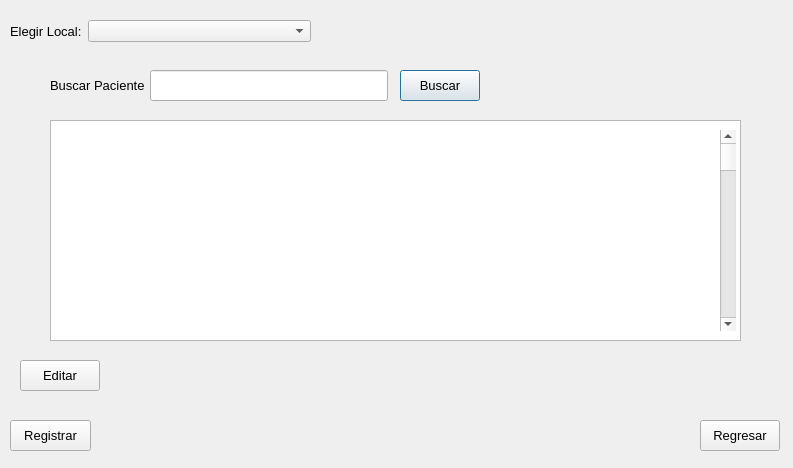
First picture: the form in PAF_GUI/PAF_GRAFICA/gui/gestionarpaciente.ui, repository JMOrbegoso/USS-2021-II-PP, before the edit.
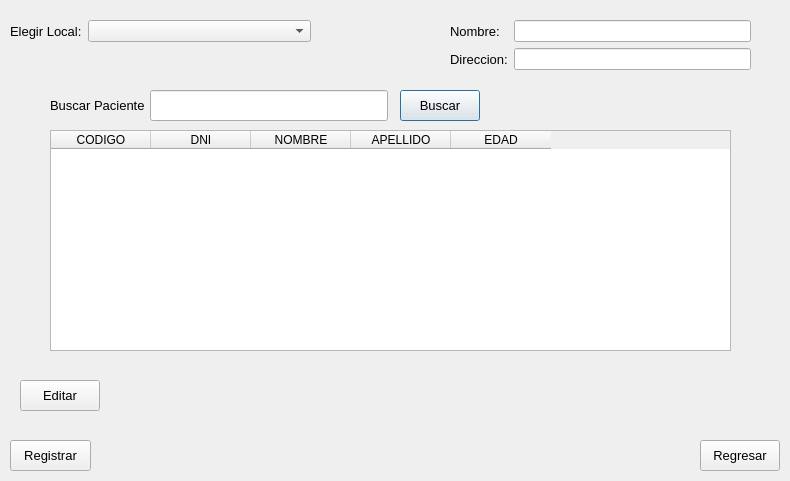
Second picture: the form after the edit.

The edit to the form file:
```diff
--- a/PAF_GUI/PAF_GRAFICA/gui/gestionarpaciente.ui
+++ b/PAF_GUI/PAF_GRAFICA/gui/gestionarpaciente.ui
@@ -6,8 +6,8 @@
    <rect>
     <x>0</x>
     <y>0</y>
-    <width>793</width>
-    <height>468</height>
+    <width>790</width>
+    <height>481</height>
    </rect>
   </property>
   <property name="windowTitle">
@@ -20,7 +20,7 @@
    <property name="geometry">
     <rect>
      <x>400</x>
-     <y>70</y>
+     <y>90</y>
      <width>80</width>
      <height>31</height>
     </rect>
@@ -38,7 +38,7 @@
    <property name="geometry">
     <rect>
      <x>10</x>
-     <y>420</y>
+     <y>440</y>
      <width>81</width>
      <height>31</height>
     </rect>
@@ -56,7 +56,7 @@
    <property name="geometry">
     <rect>
      <x>700</x>
-     <y>420</y>
+     <y>440</y>
      <width>80</width>
      <height>31</height>
     </rect>
@@ -77,7 +77,7 @@
    <property name="geometry">
     <rect>
      <x>20</x>
-     <y>360</y>
+     <y>380</y>
      <width>80</width>
      <height>31</height>
     </rect>
@@ -98,7 +98,7 @@
    <property name="geometry">
     <rect>
      <x>150</x>
-     <y>70</y>
+     <y>90</y>
      <width>238</width>
      <height>31</height>
     </rect>
@@ -108,7 +108,7 @@
    <property name="geometry">
     <rect>
      <x>50</x>
-     <y>70</y>
+     <y>90</y>
      <width>95</width>
      <height>31</height>
     </rect>
@@ -153,24 +153,86 @@
    <property name="geometry">
     <rect>
      <x>50</x>
-     <y>120</y>
-     <width>691</width>
-     <height>221</height>
-    </rect>
-   </property>
-  </widget>
-  <widget class="QScrollBar" name="verticalScrollBar">
-   <property name="geometry">
-    <rect>
-     <x>720</x>
      <y>130</y>
-     <width>16</width>
-     <height>201</height>
+     <width>681</width>
+     <height>221</height>
     </rect>
    </property>
-   <property name="orientation">
-    <enum>Qt::Vertical</enum>
+   <column>
+    <property name="text">
+     <string>CODIGO</string>
+    </property>
+   </column>
+   <column>
+    <property name="text">
+     <string>DNI</string>
+    </property>
+   </column>
+   <column>
+    <property name="text">
+     <string>NOMBRE</string>
+    </property>
+   </column>
+   <column>
+    <property name="text">
+     <string>APELLIDO</string>
+    </property>
+   </column>
+   <column>
+    <property name="text">
+     <string>EDAD</string>
+    </property>
+   </column>
+  </widget>
+  <widget class="QWidget" name="formLayoutWidget_2">
+   <property name="geometry">
+    <rect>
+     <x>450</x>
+     <y>20</y>
+     <width>301</width>
+     <height>52</height>
+    </rect>
    </property>
+   <layout class="QFormLayout" name="formLayout_2">
+    <item row="1" column="0">
+     <widget class="QLabel" name="label_3">
+      <property name="font">
+       <font>
+        <pointsize>10</pointsize>
+       </font>
+      </property>
+      <property name="text">
+       <string>Direccion:</string>
+      </property>
+     </widget>
+    </item>
+    <item row="1" column="1">
+     <widget class="QLineEdit" name="direccionTxt">
+      <property name="readOnly">
+       <bool>true</bool>
+      </property>
+     </widget>
+    </item>
+    <item row="0" column="0">
+     <widget class="QLabel" name="label_4">
+      <property name="font">
+       <font>
+        <pointsize>10</pointsize>
+       </font>
+      </property>
+      <property name="text">
+       <string>Nombre:</string>
+      </property>
+     </widget>
+    </item>
+    <item row="0" column="1">
+     <widget class="QLineEdit" name="nombreLocalTxt">
+      <property name="readOnly">
+       <bool>true</bool>
+      </property>
+     </widget>
+    </item>
+   </layout>
   </widget>
  </widget>
  <tabstops>
```
Left out of the diff: 9 changed lines with no effect on the pictures.
